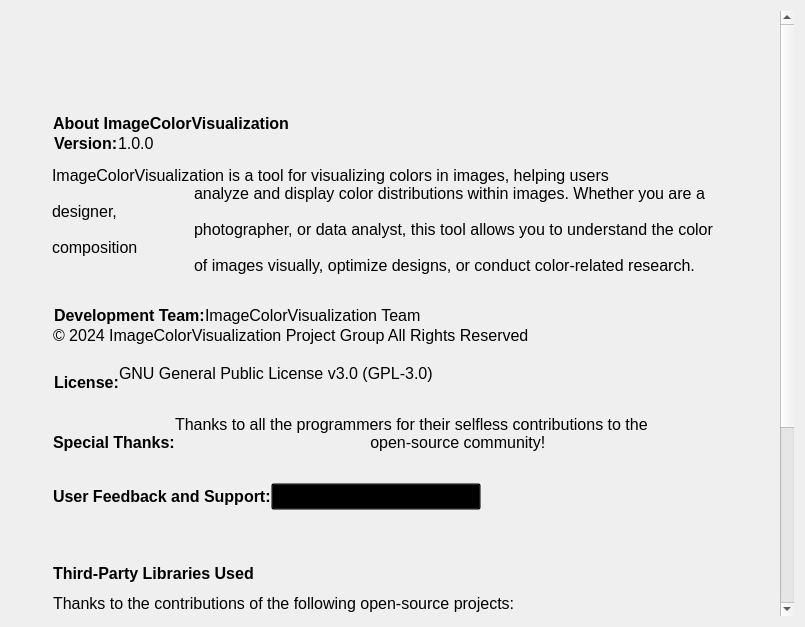
Qt form resource/ui/InfoPage.ui (MidnightCrowing/ImageColorVisualization) before a commit.
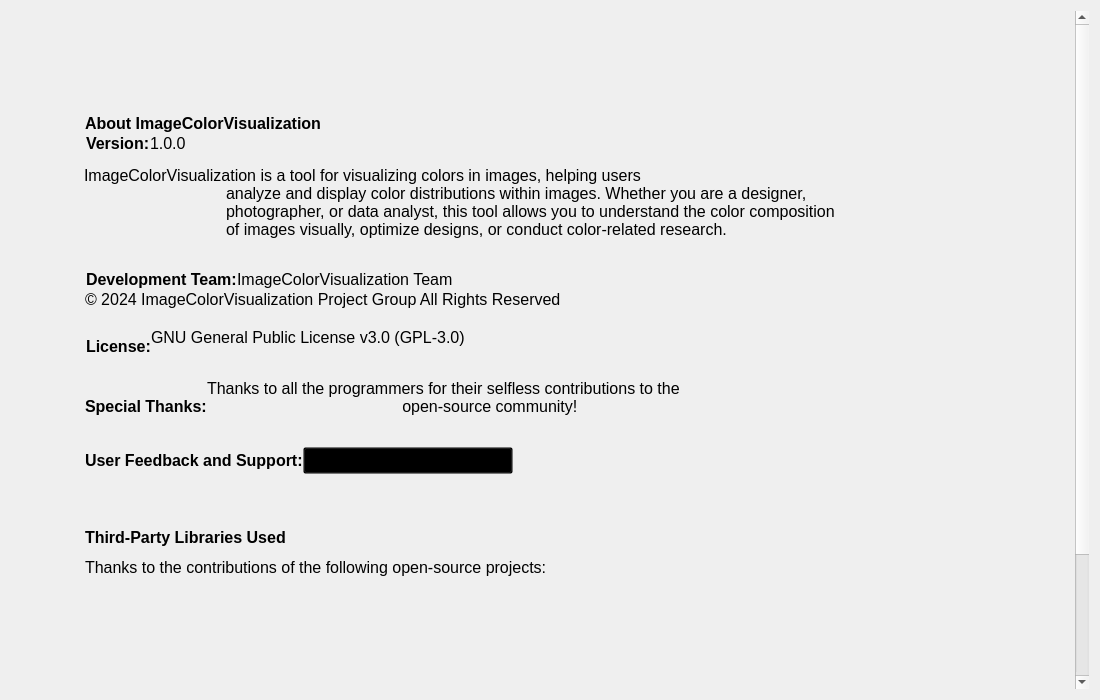
The same form after that commit. Icons and pictures are not drawn. Custom widgets are drawn as their Qt base class.

Patch:
```diff
--- a/resource/ui/InfoPage.ui
+++ b/resource/ui/InfoPage.ui
@@ -6,8 +6,8 @@
    <rect>
     <x>0</x>
     <y>0</y>
-    <width>805</width>
-    <height>627</height>
+       <width>1100</width>
+       <height>700</height>
    </rect>
   </property>
      <property name="locale">
@@ -32,9 +32,9 @@
       <property name="geometry">
        <rect>
         <x>0</x>
-        <y>0</y>
-        <width>770</width>
-           <height>917</height>
+           <y>-224</y>
+           <width>1065</width>
+           <height>906</height>
        </rect>
       </property>
       <property name="styleSheet">
```
Left out of the diff: 16 changed lines with no effect on the pictures.
